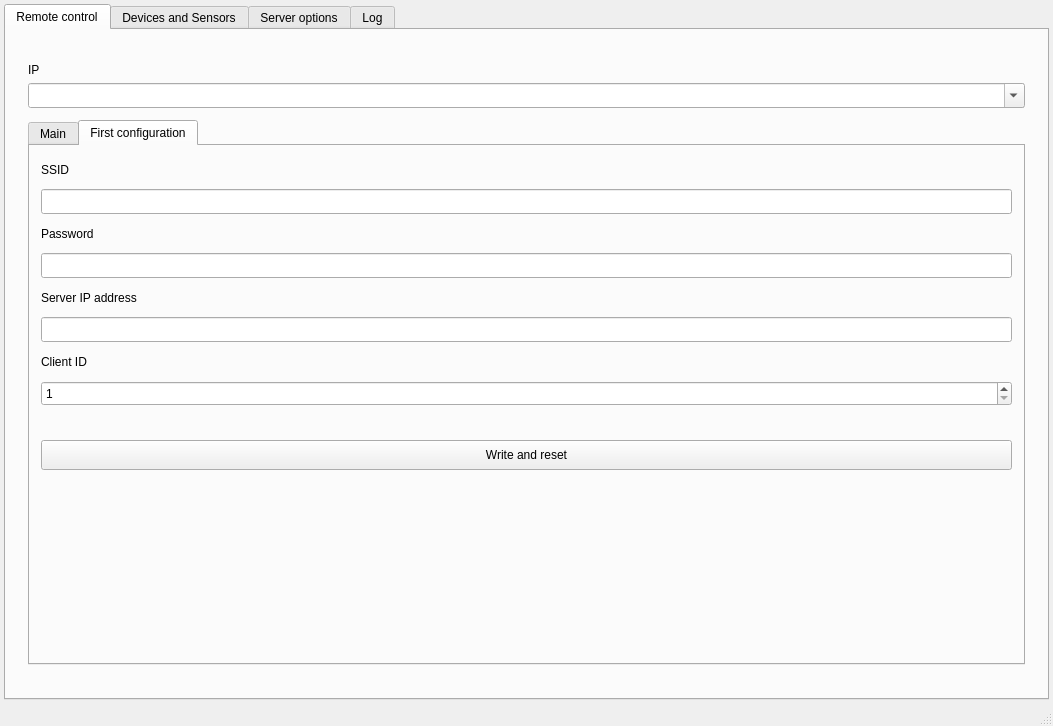
Before: the Qt Designer form CStation/mainwindow.ui in Pvg08/ESP_CStation, drawn with Qt 5.
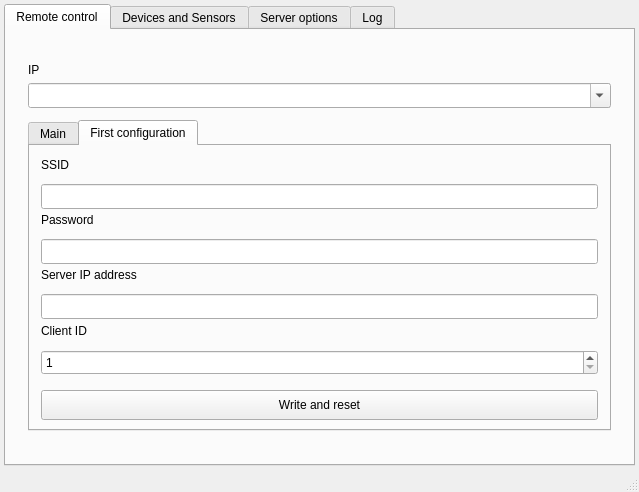
After: the same form once the commit is applied. The open tabs and pages were chosen to show the change.

Commit message: сохранение/загрузка настроек

Diff of the .ui file:
```diff
--- a/CStation/mainwindow.ui
+++ b/CStation/mainwindow.ui
@@ -6,8 +6,8 @@
    <rect>
     <x>0</x>
     <y>0</y>
-    <width>1053</width>
-    <height>726</height>
+    <width>639</width>
+    <height>492</height>
    </rect>
   </property>
   <property name="windowTitle">
@@ -690,6 +690,12 @@
                   </property>
                   <item>
                    <widget class="QLabel" name="label">
+                    <property name="minimumSize">
+                     <size>
+                      <width>0</width>
+                      <height>15</height>
+                     </size>
+                    </property>
                     <property name="maximumSize">
                      <size>
                       <width>16777215</width>
@@ -725,6 +731,12 @@
                   </item>
                   <item>
                    <widget class="QLabel" name="label_5">
+                    <property name="minimumSize">
+                     <size>
+                      <width>0</width>
+                      <height>15</height>
+                     </size>
+                    </property>
                     <property name="maximumSize">
                      <size>
                       <width>16777215</width>
@@ -760,6 +772,12 @@
                   </item>
                   <item>
                    <widget class="QLabel" name="label_6">
+                    <property name="minimumSize">
+                     <size>
+                      <width>0</width>
+                      <height>15</height>
+                     </size>
+                    </property>
                     <property name="maximumSize">
                      <size>
                       <width>16777215</width>
@@ -795,6 +813,12 @@
                   </item>
                   <item>
                    <widget class="QLabel" name="label_7">
+                    <property name="minimumSize">
+                     <size>
+                      <width>0</width>
+                      <height>15</height>
+                     </size>
+                    </property>
                     <property name="maximumSize">
                      <size>
                       <width>16777215</width>
@@ -843,6 +867,12 @@
                   </item>
                   <item>
                    <widget class="QPushButton" name="pushButton_write">
+                    <property name="minimumSize">
+                     <size>
+                      <width>0</width>
+                      <height>30</height>
+                     </size>
+                    </property>
                     <property name="maximumSize">
                      <size>
                       <width>16777215</width>
```
Left out of the diff: 4 changed lines with no effect on the pictures. The commit also changes 2 other files.
